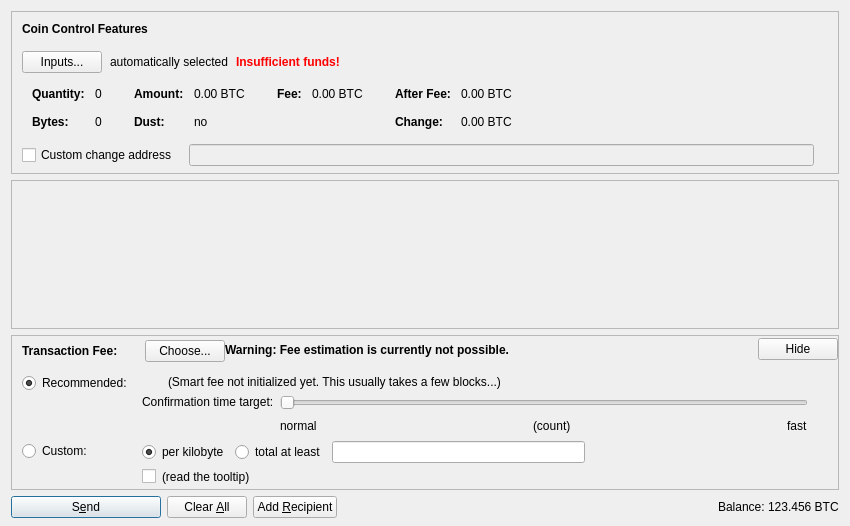
bitnet-io/bitnet-core, file src/qt/forms/sendcoinsdialog.ui: the form before one commit.
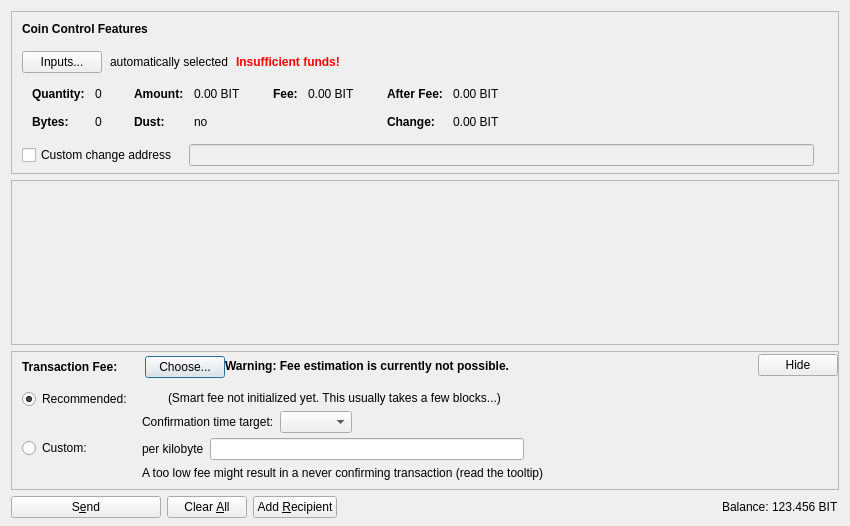
The form after the commit. Icons and pictures are not drawn. Custom widgets are drawn as their Qt base class.

```diff
--- a/src/qt/forms/sendcoinsdialog.ui
+++ b/src/qt/forms/sendcoinsdialog.ui
@@ -324,7 +324,7 @@
                   <enum>Qt::ActionsContextMenu</enum>
                  </property>
                  <property name="text">
-                  <string notr="true">0.00 BTC</string>
+                  <string notr="true">0.00 BIT</string>
                  </property>
                  <property name="textInteractionFlags">
                   <set>Qt::LinksAccessibleByMouse|Qt::TextSelectableByKeyboard|Qt::TextSelectableByMouse</set>
@@ -404,7 +404,7 @@
                   <enum>Qt::ActionsContextMenu</enum>
                  </property>
                  <property name="text">
-                  <string notr="true">0.00 BTC</string>
+                  <string notr="true">0.00 BIT</string>
                  </property>
                  <property name="textInteractionFlags">
                   <set>Qt::LinksAccessibleByMouse|Qt::TextSelectableByKeyboard|Qt::TextSelectableByMouse</set>
@@ -455,7 +455,7 @@
                   <enum>Qt::ActionsContextMenu</enum>
                  </property>
                  <property name="text">
-                  <string notr="true">0.00 BTC</string>
+                  <string notr="true">0.00 BIT</string>
                  </property>
                  <property name="textInteractionFlags">
                   <set>Qt::LinksAccessibleByMouse|Qt::TextSelectableByKeyboard|Qt::TextSelectableByMouse</set>
@@ -484,7 +484,7 @@
                   <enum>Qt::ActionsContextMenu</enum>
                  </property>
                  <property name="text">
-                  <string notr="true">0.00 BTC</string>
+                  <string notr="true">0.00 BIT</string>
                  </property>
                  <property name="textInteractionFlags">
                   <set>Qt::LinksAccessibleByMouse|Qt::TextSelectableByKeyboard|Qt::TextSelectableByMouse</set>
@@ -846,32 +846,13 @@
                <item>
                 <layout class="QHBoxLayout" name="horizontalLayoutFee13">
                  <item>
-                  <widget class="QRadioButton" name="radioCustomPerKilobyte">
+                  <widget class="QLabel" name="labelCustomPerKilobyte">
                    <property name="toolTip">
                     <string>If the custom fee is set to 1000 satoshis and the transaction is only 250 bytes, then &quot;per kilobyte&quot; only pays 250 satoshis in fee, while &quot;total at least&quot; pays 1000 satoshis. For transactions bigger than a kilobyte both pay by kilobyte.</string>
                    </property>
                    <property name="text">
                     <string>per kilobyte</string>
                    </property>
-                   <property name="checked">
-                    <bool>true</bool>
-                   </property>
-                   <attribute name="buttonGroup">
-                    <string notr="true">groupCustomFee</string>
-                   </attribute>
-                  </widget>
-                 </item>
-                 <item>
-                  <widget class="QRadioButton" name="radioCustomAtLeast">
-                   <property name="toolTip">
-                    <string>If the custom fee is set to 1000 satoshis and the transaction is only 250 bytes, then &quot;per kilobyte&quot; only pays 250 satoshis in fee, while &quot;total at least&quot; pays 1000 satoshis. For transactions bigger than a kilobyte both pay by kilobyte.</string>
-                   </property>
-                   <property name="text">
-                    <string>total at least</string>
-                   </property>
-                   <attribute name="buttonGroup">
-                    <string notr="true">groupCustomFee</string>
-                   </attribute>
                   </widget>
                  </item>
                  <item>
@@ -895,17 +876,7 @@
                <item>
                 <layout class="QHBoxLayout" name="horizontalLayoutFee8">
                  <item>
-                  <widget class="QCheckBox" name="checkBoxMinimumFee">
-                   <property name="toolTip">
-                    <string>Paying only the minimum fee is just fine as long as there is less transaction volume than space in the blocks. But be aware that this can end up in a never confirming transaction once there is more demand for bitnet transactions than the network can process.</string>
-                   </property>
-                   <property name="text">
-                    <string/>
-                   </property>
-                  </widget>
-                 </item>
-                 <item>
-                  <widget class="QLabel" name="labelMinFeeWarning">
+                  <widget class="QLabel" name="labelCustomFeeWarning">
                    <property name="enabled">
                     <bool>true</bool>
                    </property>
@@ -913,10 +884,7 @@
                     <string>Paying only the minimum fee is just fine as long as there is less transaction volume than space in the blocks. But be aware that this can end up in a never confirming transaction once there is more demand for bitnet transactions than the network can process.</string>
                    </property>
                    <property name="text">
-                    <string>(read the tooltip)</string>
-                   </property>
-                   <property name="margin">
-                    <number>5</number>
+                    <string>A too low fee might result in a never confirming transaction (read the tooltip)</string>
                    </property>
                   </widget>
                  </item>
@@ -1009,9 +977,6 @@
                    <property name="text">
                     <string/>
                    </property>
-                   <property name="margin">
-                    <number>2</number>
-                   </property>
                   </widget>
                  </item>
                  <item>
@@ -1026,9 +991,6 @@
                    <property name="text">
                     <string>(Smart fee not initialized yet. This usually takes a few blocks...)</string>
                    </property>
-                   <property name="margin">
-                    <number>2</number>
-                   </property>
                   </widget>
                  </item>
                  <item>
@@ -1055,24 +1017,8 @@
                      <property name="text">
                       <string>Confirmation time target:</string>
                      </property>
-                     <property name="margin">
-                      <number>2</number>
-                     </property>
                     </widget>
                    </item>
-                   <item>
-                    <spacer name="verticalSpacer_3">
-                     <property name="orientation">
-                      <enum>Qt::Vertical</enum>
-                     </property>
-                     <property name="sizeHint" stdset="0">
-                      <size>
-                       <width>1</width>
-                       <height>1</height>
-                      </size>
-                     </property>
-                    </spacer>
-                   </item>
                   </layout>
                  </item>
                  <item>
@@ -1081,44 +1027,15 @@
                     <number>30</number>
                    </property>
                    <item>
-                    <widget class="QSlider" name="sliderSmartFee">
-                     <property name="minimum">
+                    <layout class="QHBoxLayout" name="horizontalLayoutConfTarget">
+                     <property name="bottomMargin">
                       <number>0</number>
                      </property>
-                     <property name="maximum">
-                      <number>23</number>
-                     </property>
-                     <property name="pageStep">
-                      <number>1</number>
-                     </property>
-                     <property name="value">
-                      <number>0</number>
-                     </property>
-                     <property name="orientation">
-                      <enum>Qt::Horizontal</enum>
-                     </property>
-                     <property name="invertedAppearance">
-                      <bool>false</bool>
-                     </property>
-                     <property name="invertedControls">
-                      <bool>false</bool>
-                     </property>
-                     <property name="tickPosition">
-                      <enum>QSlider::NoTicks</enum>
-                     </property>
-                    </widget>
-                   </item>
-                   <item>
-                    <layout class="QHBoxLayout" name="horizontalLayoutFee10">
                      <item>
-                      <widget class="QLabel" name="labelSmartFeeNormal">
-                       <property name="text">
-                        <string>normal</string>
-                       </property>
-                      </widget>
+                      <widget class="QComboBox" name="confTargetSelector"/>
                      </item>
                      <item>
-                      <spacer name="horizontalSpacer_7">
+                      <spacer name="horizontalSpacerConfTarget">
                        <property name="orientation">
                         <enum>Qt::Horizontal</enum>
                        </property>
@@ -1130,33 +1047,6 @@
                        </property>
                       </spacer>
                      </item>
-                     <item>
-                      <widget class="QLabel" name="confirmationTargetLabel">
-                       <property name="text">
-                        <string notr="true">(count)</string>
-                       </property>
-                      </widget>
-                     </item>
-                     <item>
-                      <spacer name="horizontalSpacer_3">
-                       <property name="orientation">
-                        <enum>Qt::Horizontal</enum>
-                       </property>
-                       <property name="sizeHint" stdset="0">
-                        <size>
-                         <width>40</width>
-                         <height>20</height>
-                        </size>
-                       </property>
-                      </spacer>
-                     </item>
-                     <item>
-                      <widget class="QLabel" name="labelSmartFeeFast">
-                       <property name="text">
-                        <string>fast</string>
-                       </property>
-                      </widget>
-                     </item>
                     </layout>
                    </item>
                   </layout>
@@ -1190,8 +1080,8 @@
           </property>
           <property name="sizeHint" stdset="0">
            <size>
-            <width>800</width>
-            <height>1</height>
+            <width>40</width>
+            <height>5</height>
            </size>
           </property>
          </spacer>
@@ -1225,7 +1115,7 @@
         <bool>false</bool>
        </property>
        <property name="default">
-        <bool>true</bool>
+        <bool>false</bool>
        </property>
       </widget>
      </item>
@@ -1312,7 +1202,7 @@
           <cursorShape>IBeamCursor</cursorShape>
          </property>
          <property name="text">
-          <string notr="true">123.456 BTC</string>
+          <string notr="true">123.456 BIT</string>
          </property>
          <property name="textInteractionFlags">
           <set>Qt::LinksAccessibleByMouse|Qt::TextSelectableByKeyboard|Qt::TextSelectableByMouse</set>
```
Left out of the diff: 13 changed lines with no effect on the pictures.
